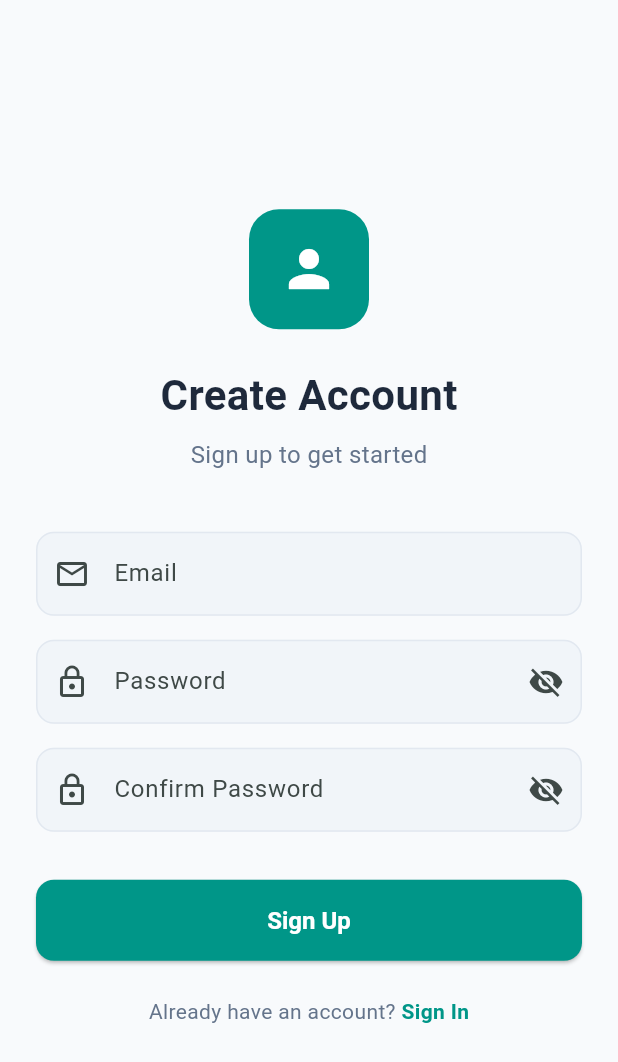
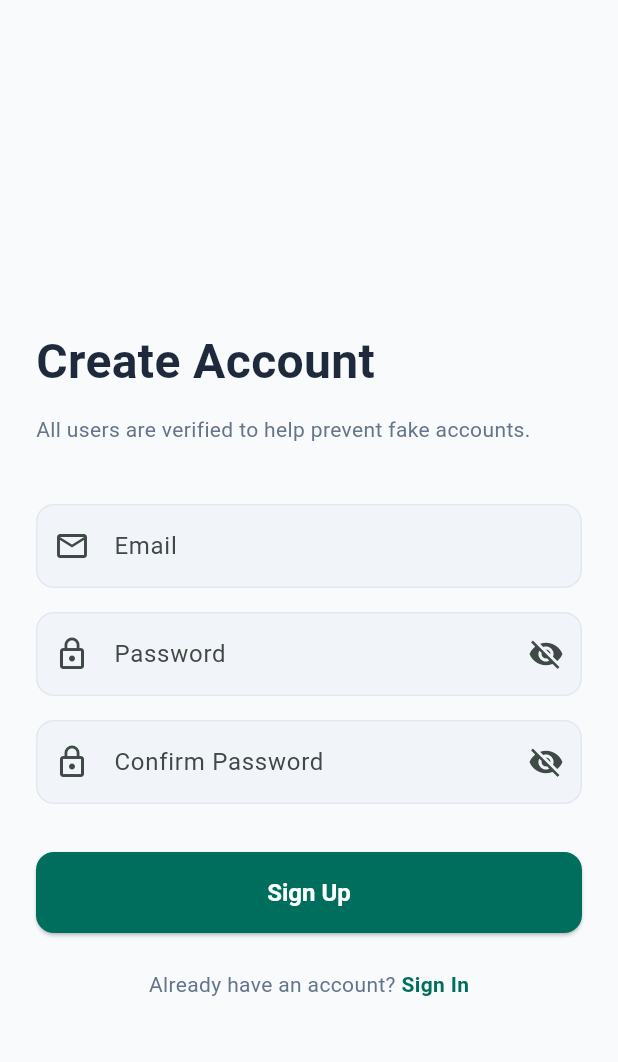
Before and after one commit to Rayarmohan/Profile-UserData, a Flutter app: the screen it shows after launch, after a tap on "Sign In", after a tap on "Sign Up", on a phone screen of 412 x 824 dp. Shown: the top 1062 px of the screen. Run offline on Flutter 3.47's test engine with Material 3 defaults, Android fonts, the light colour scheme and no system bars; our stand-ins replace cloud_firestore, equatable, firebase_auth, firebase_core, flutter_bloc, get_it; accounts and stored records are empty.

Commit message:
feat: add screenshots to README, update UI headings, change primary color to #006E5C

```diff
--- a/lib/core/theme/app_theme.dart
+++ b/lib/core/theme/app_theme.dart
@@ -2,8 +2,8 @@ import 'package:flutter/material.dart';
 
 /// Centralized app color constants and theme configuration.
 class AppColors {
-  static const Color primary = Color(0xFF009688);
-  static const Color primaryDark = Color(0xFF00796B);
+  static const Color primary = Color(0xFF006E5C);
+  static const Color primaryDark = Color(0xFF005A4B);
   static const Color secondary = Color(0xFF4DB6AC);
   static const Color background = Color(0xFFF8FAFC);
   static const Color surface = Colors.white;
--- a/lib/features/auth/presentation/screens/login_screen.dart
+++ b/lib/features/auth/presentation/screens/login_screen.dart
@@ -6,7 +6,6 @@ import '../../bloc/auth_bloc.dart';
 import '../../bloc/auth_event.dart';
 import '../../bloc/auth_state.dart';
 import '../../../../core/router/app_router.dart';
-import '../widgets/auth_header.dart';
 import '../../../home/presentation/screens/home_screen.dart';
 import '../../../home/bloc/profile_bloc.dart';
 import '../../../home/bloc/profile_event.dart';
@@ -76,11 +75,48 @@ class _LoginScreenState extends State<LoginScreen> {
               child: Form(
                 key: _formKey,
                 child: Column(
-                  mainAxisAlignment: MainAxisAlignment.center,
+                  crossAxisAlignment: CrossAxisAlignment.start,
                   children: [
-                    const AuthHeader(
-                      title: 'Welcome Back',
-                      subtitle: 'Sign in to your account',
+                    const SizedBox(height: 60),
+                    // Welcome header
+                    const Text(
+                      'Welcome',
+                      style: TextStyle(
+                        fontSize: 32,
+                        fontWeight: FontWeight.bold,
+                        color: AppColors.textPrimary,
+                      ),
+                    ),
+                    const SizedBox(height: 4),
+                    RichText(
+                      text: const TextSpan(
+                        children: [
+                          TextSpan(
+                            text: 'to ',
+                            style: TextStyle(
+                              fontSize: 32,
+                              fontWeight: FontWeight.bold,
+                              color: AppColors.textPrimary,
+                            ),
+                          ),
+                          TextSpan(
+                            text: 'Profile App',
+                            style: TextStyle(
+                              fontSize: 32,
+                              fontWeight: FontWeight.bold,
+                              color: AppColors.primary,
+                            ),
+                          ),
+                        ],
+                      ),
+                    ),
+                    const SizedBox(height: 12),
+                    const Text(
+                      'All users are verified to help prevent fake accounts.',
+                      style: TextStyle(
+                        fontSize: 14,
+                        color: AppColors.textSecondary,
+                      ),
                     ),
                     const SizedBox(height: 40),
                     // Email field
--- a/lib/features/auth/presentation/screens/signup_screen.dart
+++ b/lib/features/auth/presentation/screens/signup_screen.dart
@@ -6,7 +6,6 @@ import '../../bloc/auth_bloc.dart';
 import '../../bloc/auth_event.dart';
 import '../../bloc/auth_state.dart';
 import '../../../../core/router/app_router.dart';
-import '../widgets/auth_header.dart';
 
 /// Sign-up screen with email, password, and confirm password only.
 /// On success, navigates to the profile details screen.
@@ -66,11 +65,24 @@ class _SignupScreenState extends State<SignupScreen> {
               child: Form(
                 key: _formKey,
                 child: Column(
-                  mainAxisAlignment: MainAxisAlignment.center,
+                  crossAxisAlignment: CrossAxisAlignment.start,
                   children: [
-                    const AuthHeader(
-                      title: 'Create Account',
-                      subtitle: 'Sign up to get started',
+                    const SizedBox(height: 60),
+                    const Text(
+                      'Create Account',
+                      style: TextStyle(
+                        fontSize: 32,
+                        fontWeight: FontWeight.bold,
+                        color: AppColors.textPrimary,
+                      ),
+                    ),
+                    const SizedBox(height: 12),
+                    const Text(
+                      'All users are verified to help prevent fake accounts.',
+                      style: TextStyle(
+                        fontSize: 14,
+                        color: AppColors.textSecondary,
+                      ),
                     ),
                     const SizedBox(height: 40),
                     // Email field
--- a/lib/features/profile/presentation/screens/profile_details_screen.dart
+++ b/lib/features/profile/presentation/screens/profile_details_screen.dart
@@ -181,10 +181,7 @@ class _ProfileDetailsScreenState extends State<ProfileDetailsScreen> {
   @override
   Widget build(BuildContext context) {
     return Scaffold(
-      appBar: AppBar(
-        title: const Text('Complete Your Profile'),
-        automaticallyImplyLeading: false,
-      ),
+      appBar: AppBar(),
       body: SingleChildScrollView(
         padding: const EdgeInsets.all(24),
         child: Form(
@@ -193,9 +190,9 @@ class _ProfileDetailsScreenState extends State<ProfileDetailsScreen> {
             crossAxisAlignment: CrossAxisAlignment.start,
             children: [
               const Text(
-                'Personal Details',
+                'Create Your Profile',
                 style: TextStyle(
-                  fontSize: 20,
+                  fontSize: 28,
                   fontWeight: FontWeight.bold,
                   color: AppColors.textPrimary,
                 ),
@@ -210,14 +207,17 @@ class _ProfileDetailsScreenState extends State<ProfileDetailsScreen> {
               ),
               const SizedBox(height: 24),
 
-              // First Name
-              TextFormField(
+              // First Name + Last Name in a Row
+              Row(
+                children: [
+                  Expanded(
+                    child: TextFormField(
                       controller: _firstNameController,
                       keyboardType: TextInputType.name,
                       textInputAction: TextInputAction.next,
                       validator: (value) {
                         if (value == null || value.trim().isEmpty) {
-                    return 'Please enter your first name';
+                          return 'Required';
                         }
                         return null;
                       },
@@ -226,16 +226,16 @@ class _ProfileDetailsScreenState extends State<ProfileDetailsScreen> {
                         prefixIcon: Icon(Icons.person_outline),
                       ),
                     ),
-              const SizedBox(height: 16),
-
-              // Last Name
-              TextFormField(
+                  ),
+                  const SizedBox(width: 12),
+                  Expanded(
+                    child: TextFormField(
                       controller: _lastNameController,
                       keyboardType: TextInputType.name,
                       textInputAction: TextInputAction.next,
                       validator: (value) {
                         if (value == null || value.trim().isEmpty) {
-                    return 'Please enter your last name';
+                          return 'Required';
                         }
                         return null;
                       },
@@ -243,6 +243,9 @@ class _ProfileDetailsScreenState extends State<ProfileDetailsScreen> {
                         labelText: 'Last Name',
                         prefixIcon: Icon(Icons.person_outline),
                       ),
+                    ),
+                  ),
+                ],
               ),
               const SizedBox(height: 16),
 
```
Also changed, not shown: assets/complete_profile.png (added), assets/edit_profile.png (added), assets/home.png (added), assets/login.png (added), assets/sign_up.png (added), 1 other file. Lines whose indentation alone changed are shown as unchanged.
